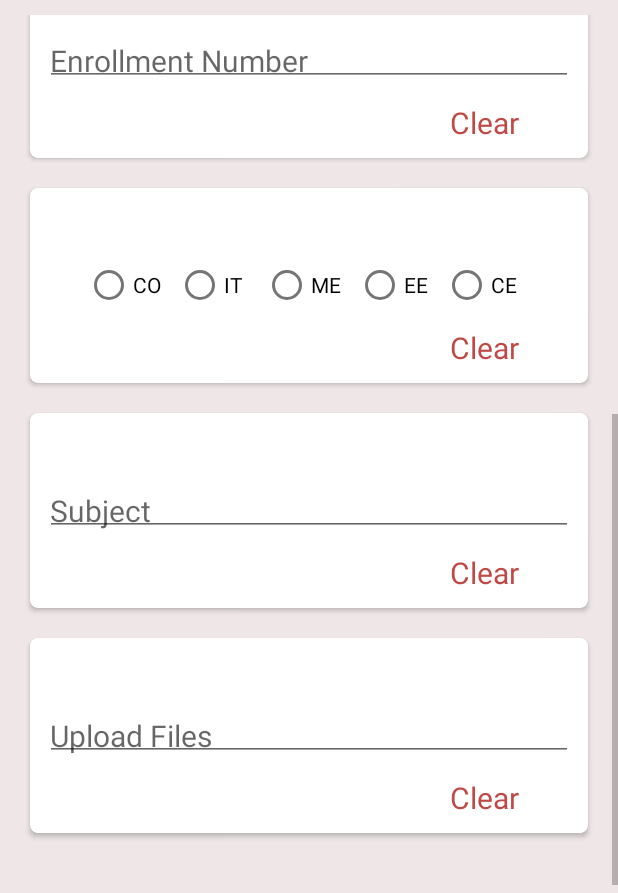
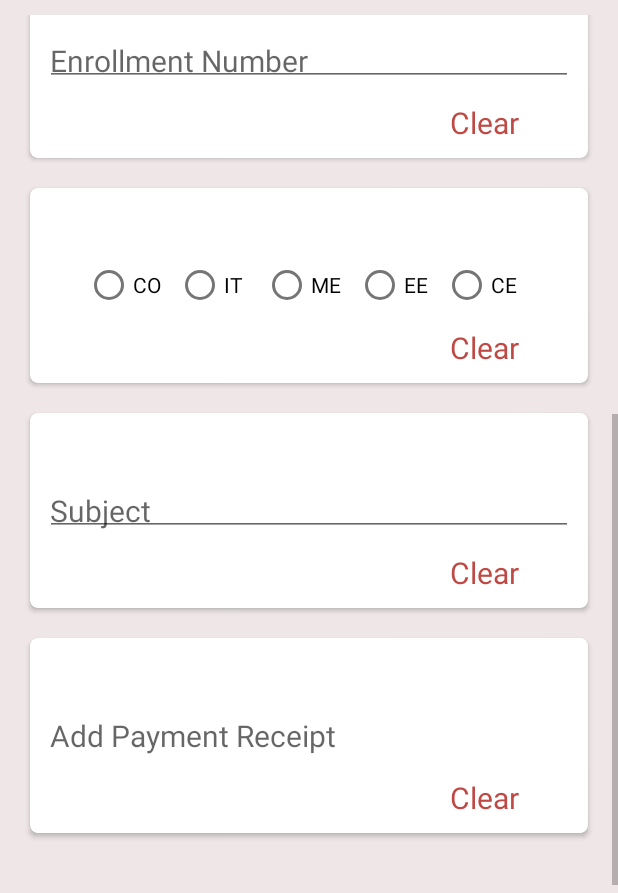
Before and after one commit to mayur2662004/GPMZR, an Android app: the BonafiteCertificateForm screen opened directly, with no data from a screen before it, scrolled down 494 dp, on a phone screen of 412 x 824 dp, the part 343-1236 px from its top. Run offline under Robolectric (Android 15) with nearby library versions, the phone set to English and light mode, and no system bars.

Commit message:
add payment btn

```diff
--- a/app/src/main/java/com/example/gpmpro/LeavingCertificateForm.java
+++ b/app/src/main/java/com/example/gpmpro/LeavingCertificateForm.java
@@ -3,7 +3,7 @@ package com.example.gpmpro;
 import androidx.appcompat.app.AppCompatActivity;
 
 import android.os.Bundle;
-
+// 17404
 public class LeavingCertificateForm extends AppCompatActivity {
 
     @Override
--- a/app/src/main/res/layout/activity_bonafite_certificate_form.xml
+++ b/app/src/main/res/layout/activity_bonafite_certificate_form.xml
@@ -282,11 +282,11 @@
                 app:cardCornerRadius="5dp"
                 android:layout_marginTop="20dp"
                 android:layout_marginBottom="50dp">
-                <EditText
+                <TextView
                     android:layout_width="match_parent"
                     android:layout_height="wrap_content"
                     android:id="@+id/Et_upload_file"
-                    android:hint="Upload Files"
+                    android:hint="Add Payment Receipt"
                     android:layout_gravity="center"
                     android:padding="3dp"
                     android:textSize="20dp"
```
